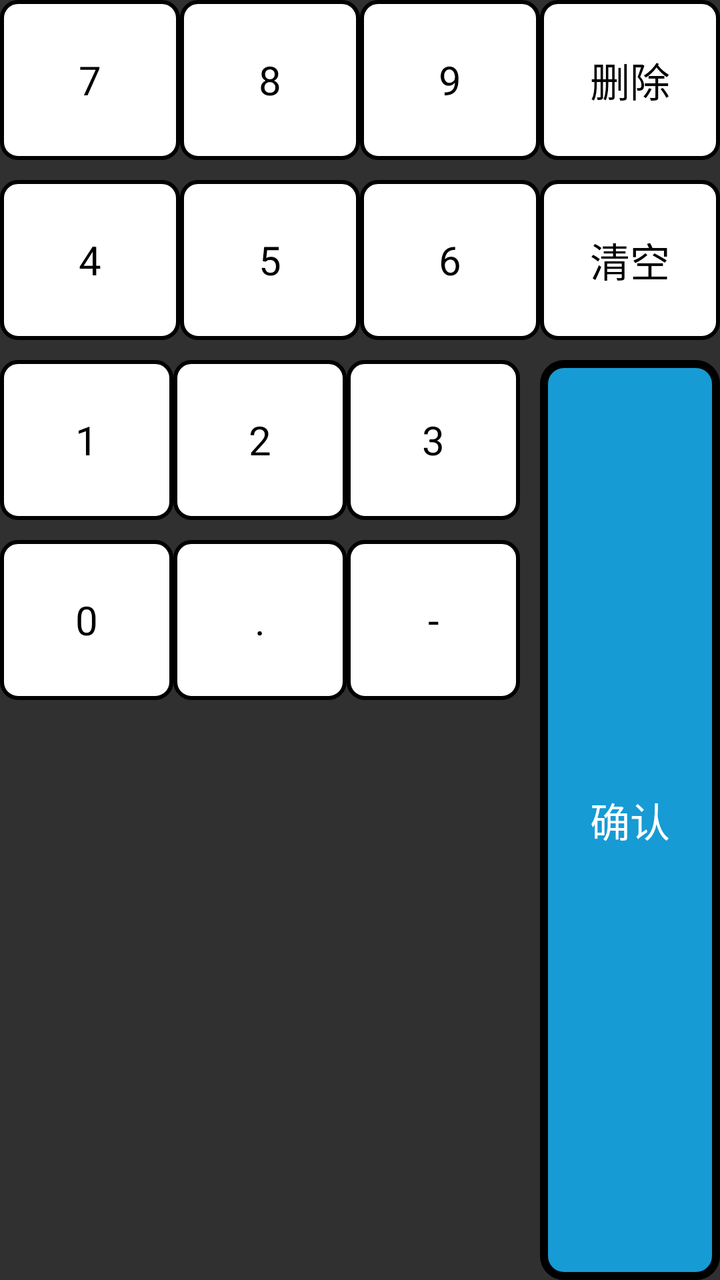
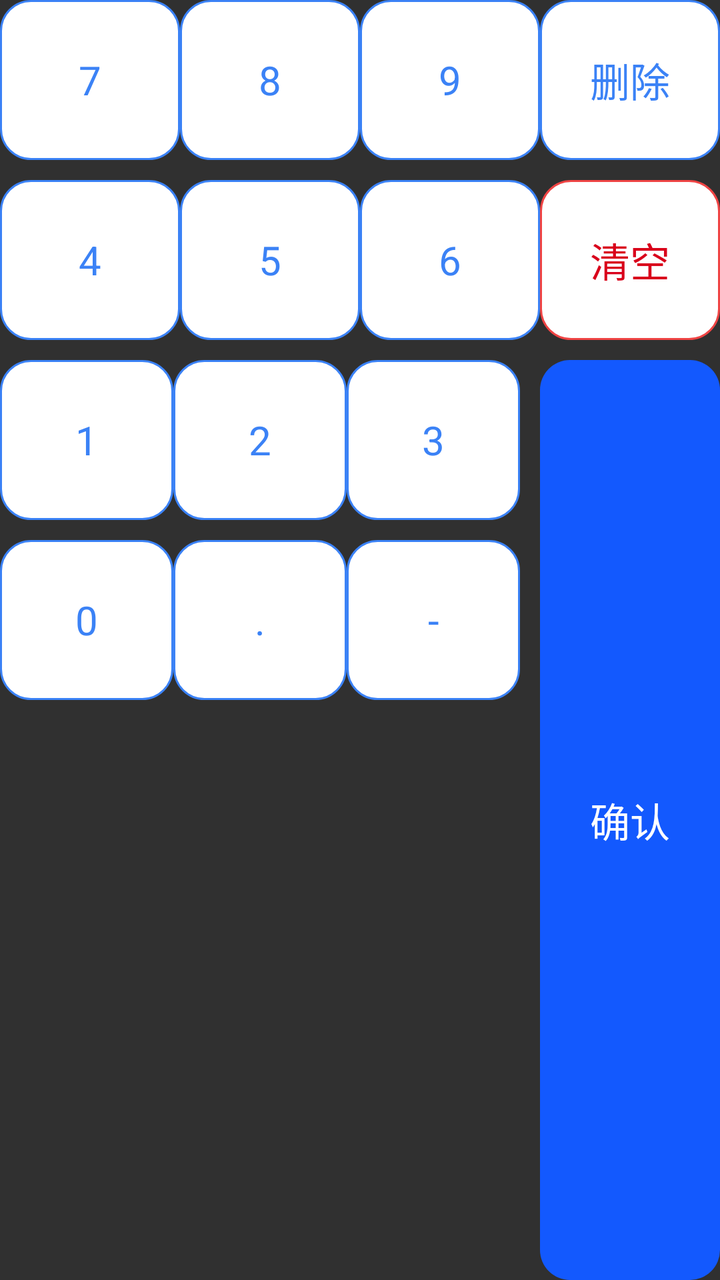

Before-and-after screenshots of an Android layout around one commit, followed by the original layout XML and the change that was made.
<!-- AndroidManifest.xml: application theme Base.Theme.UHMCS -->
<!-- res/layout/discount_keyboard.xml -->
<?xml version="1.0" encoding="utf-8"?>
<LinearLayout xmlns:android="http://schemas.android.com/apk/res/android"
    android:orientation="horizontal"
    android:layout_width="match_parent"
    android:layout_height="wrap_content"
    android:id="@+id/llkeyArea">

    <LinearLayout
        android:layout_width="0dp"
        android:layout_weight="3"
        android:layout_height="wrap_content"
        android:orientation="vertical">
        <LinearLayout
            android:tag="l"
            android:layout_width="match_parent"
            android:layout_height="80dp"
            android:orientation="horizontal">
            <TextView
                android:id="@+id/btn_7"
                android:layout_marginRight="@dimen/dp_10"
                android:layout_width="0dp"
                android:layout_height="match_parent"
                android:layout_weight="1"
                android:tag="7"
                android:text="7"
                android:gravity="center"
                android:background="@drawable/rounded_border"
                android:textSize="20dp"
                android:textColor="@color/black"/>
            <TextView
                android:layout_marginRight="@dimen/dp_10"
                android:layout_width="0dp"
                android:layout_height="match_parent"
                android:layout_weight="1"
                android:tag="8"
                android:text="8"
                android:gravity="center"
                android:background="@drawable/rounded_border"
                android:textSize="20dp"
                android:textColor="@color/black"/>
            <TextView
                android:layout_marginRight="@dimen/dp_10"
                android:layout_width="0dp"
                android:layout_height="match_parent"
                android:layout_weight="1"
                android:tag="9"
                android:text="9"
                android:gravity="center"
                android:background="@drawable/rounded_border"
                android:textSize="20dp"
                android:textColor="@color/black"/>
        </LinearLayout>
        <LinearLayout
            android:layout_marginTop="10dp"
            android:layout_width="match_parent"
            android:layout_height="80dp"
            android:orientation="horizontal">
            <TextView
                android:layout_marginRight="@dimen/dp_10"
                android:layout_width="0dp"
                android:layout_height="match_parent"
                android:layout_weight="1"
                android:tag="4"
                android:text="4"
                android:gravity="center"
                android:background="@drawable/rounded_border"
                android:textSize="20dp"
                android:textColor="@color/black"/>
            <TextView
                android:layout_marginRight="@dimen/dp_10"
                android:layout_width="0dp"
                android:layout_height="match_parent"
                android:layout_weight="1"
                android:tag="5"
                android:text="5"
                android:gravity="center"
                android:background="@drawable/rounded_border"
                android:textSize="20dp"
                android:textColor="@color/black"/>
            <TextView
                android:layout_marginRight="@dimen/dp_10"
                android:layout_width="0dp"
                android:layout_height="match_parent"
                android:layout_weight="1"
                android:tag="6"
                android:text="6"
                android:gravity="center"
                android:background="@drawable/rounded_border"
                android:textSize="20dp"
                android:textColor="@color/black"/>
        </LinearLayout>
        <LinearLayout
            android:layout_marginTop="10dp"
            android:layout_width="match_parent"
            android:layout_height="80dp"
            android:orientation="horizontal">
            <TextView
                android:layout_marginRight="@dimen/dp_10"
                android:layout_width="0dp"
                android:layout_height="match_parent"
                android:layout_weight="1"
                android:tag="1"
                android:text="1"
                android:gravity="center"
                android:background="@drawable/rounded_border"
                android:textSize="20dp"
                android:textColor="@color/black"/>
            <TextView
                android:layout_marginRight="@dimen/dp_10"
                android:layout_width="0dp"
                android:layout_height="match_parent"
                android:layout_weight="1"
                android:tag="2"
                android:text="2"
                android:gravity="center"
                android:background="@drawable/rounded_border"
                android:textSize="20dp"
                android:textColor="@color/black"/>
            <TextView
                android:layout_marginRight="10dp"
                android:layout_width="0dp"
                android:layout_height="match_parent"
                android:layout_weight="1"
                android:tag="3"
                android:text="3"
                android:gravity="center"
                android:background="@drawable/rounded_border"
                android:textSize="20dp"
                android:textColor="@color/black"/>

        </LinearLayout>
        <LinearLayout
            android:layout_marginTop="10dp"
            android:layout_width="match_parent"
            android:layout_height="80dp"
            android:orientation="horizontal">
            <TextView
                android:layout_marginRight="@dimen/dp_10"
                android:layout_width="0dp"
                android:layout_height="match_parent"
                android:layout_weight="1"
                android:tag="0"
                android:text="0"
                android:gravity="center"
                android:background="@drawable/rounded_border"
                android:textSize="20dp"
                android:textColor="@color/black"/>
            <TextView
                android:layout_marginRight="@dimen/dp_10"
                android:layout_width="0dp"
                android:layout_height="match_parent"
                android:layout_weight="1"
                android:tag="."
                android:text="."
                android:gravity="center"
                android:background="@drawable/rounded_border"
                android:textSize="20dp"
                android:textColor="@color/black"/>
            <TextView
                android:layout_marginRight="10dp"
                android:layout_width="0dp"
                android:layout_height="match_parent"
                android:layout_weight="1"
                android:tag="-"
                android:text="-"
                android:gravity="center"
                android:background="@drawable/rounded_border"
                android:textSize="20dp"
                android:textColor="@color/black"/>

        </LinearLayout>
    </LinearLayout>

    <LinearLayout
        android:layout_width="0dp"
        android:layout_height="match_parent"
        android:layout_weight="1"
        android:orientation="vertical">
        <TextView
            android:layout_width="match_parent"
            android:layout_height="80dp"
            android:tag="d"
            android:text="@string/delete"
            android:gravity="center"
            android:background="@drawable/rounded_border"
            android:textSize="20dp"
            android:textColor="@color/black"/>
        <TextView
            android:layout_marginTop="10dp"
            android:layout_width="match_parent"
            android:layout_height="80dp"
            android:tag="c"
            android:text="@string/clear"
            android:gravity="center"
            android:background="@drawable/rounded_border"
            android:textSize="20dp"
            android:textColor="@color/black"/>
        <TextView
            android:layout_marginTop="10dp"
            android:layout_width="match_parent"
            android:layout_height="170dp"
            android:layout_weight="1"
            android:textColor="@color/white"
            android:gravity="center"
            android:textSize="20dp"
            android:tag="submit"
            android:text="@string/confirm"
            android:background="@drawable/rounded_border1"/>
    </LinearLayout>






</LinearLayout>
<!-- resources referenced by this layout -->
<resources>
  <color name="black">#FF000000</color>
  <color name="white">#FFFFFFFF</color>
  <!-- drawable rounded_border (drawable) -->
  <shape xmlns:android="http://schemas.android.com/apk/res/android">
      <solid android:color="@color/white" /> 
      <corners android:radius="8dp" /> 
      <stroke android:width="2dp" android:color="@color/black" /> 
  </shape>
  <!-- drawable rounded_border1 (drawable) -->
  <shape xmlns:android="http://schemas.android.com/apk/res/android">
      <solid android:color="#169bd5" /> 
      <corners android:radius="10dp" /> 
      <stroke android:width="4dp" android:color="@color/black" /> 
  </shape>
  <string name="clear">清空</string>
  <string name="confirm">确认</string>
  <string name="delete">删除</string>
  <style name="Base.Theme.UHMCS" parent="Theme.AppCompat.NoActionBar">
          
          
          <item name="android:windowFullscreen">true</item>
          <item name="android:windowContentOverlay">@null</item>
          <item name="colorControlActivated">@color/black</item> 
  
  
  
  
      </style>
</resources>

<!-- the commit's change to res/layout/discount_keyboard.xml (unified diff, before → after) -->
@@ -1,5 +1,6 @@
 <?xml version="1.0" encoding="utf-8"?>
 <LinearLayout xmlns:android="http://schemas.android.com/apk/res/android"
+    xmlns:app="http://schemas.android.com/apk/res-auto"
     android:orientation="horizontal"
     android:layout_width="match_parent"
     android:layout_height="wrap_content"
@@ -10,11 +11,13 @@
         android:layout_weight="3"
         android:layout_height="wrap_content"
         android:orientation="vertical">
+
         <LinearLayout
             android:tag="l"
             android:layout_width="match_parent"
             android:layout_height="80dp"
             android:orientation="horizontal">
+
             <TextView
                 android:id="@+id/btn_7"
                 android:layout_marginRight="@dimen/dp_10"
@@ -24,9 +27,10 @@
                 android:tag="7"
                 android:text="7"
                 android:gravity="center"
-                android:background="@drawable/rounded_border"
-                android:textSize="20dp"
-                android:textColor="@color/black"/>
+                android:background="@drawable/num_btn_bg1"
+                android:textSize="20dp"
+                android:textColor="#FF3B82F6" />
+
             <TextView
                 android:layout_marginRight="@dimen/dp_10"
                 android:layout_width="0dp"
@@ -35,9 +39,10 @@
                 android:tag="8"
                 android:text="8"
                 android:gravity="center"
-                android:background="@drawable/rounded_border"
-                android:textSize="20dp"
-                android:textColor="@color/black"/>
+                android:background="@drawable/num_btn_bg1"
+                android:textSize="20dp"
+                android:textColor="#FF3B82F6" />
+
             <TextView
                 android:layout_marginRight="@dimen/dp_10"
                 android:layout_width="0dp"
@@ -46,15 +51,17 @@
                 android:tag="9"
                 android:text="9"
                 android:gravity="center"
-                android:background="@drawable/rounded_border"
-                android:textSize="20dp"
-                android:textColor="@color/black"/>
-        </LinearLayout>
-        <LinearLayout
-            android:layout_marginTop="10dp"
-            android:layout_width="match_parent"
-            android:layout_height="80dp"
-            android:orientation="horizontal">
+                android:background="@drawable/num_btn_bg1"
+                android:textSize="20dp"
+                android:textColor="#FF3B82F6" />
+        </LinearLayout>
+
+        <LinearLayout
+            android:layout_marginTop="10dp"
+            android:layout_width="match_parent"
+            android:layout_height="80dp"
+            android:orientation="horizontal">
+
             <TextView
                 android:layout_marginRight="@dimen/dp_10"
                 android:layout_width="0dp"
@@ -63,9 +70,10 @@
                 android:tag="4"
                 android:text="4"
                 android:gravity="center"
-                android:background="@drawable/rounded_border"
-                android:textSize="20dp"
-                android:textColor="@color/black"/>
+                android:background="@drawable/num_btn_bg1"
+                android:textSize="20dp"
+                android:textColor="#FF3B82F6" />
+
             <TextView
                 android:layout_marginRight="@dimen/dp_10"
                 android:layout_width="0dp"
@@ -74,9 +82,10 @@
                 android:tag="5"
                 android:text="5"
                 android:gravity="center"
-                android:background="@drawable/rounded_border"
-                android:textSize="20dp"
-                android:textColor="@color/black"/>
+                android:background="@drawable/num_btn_bg1"
+                android:textSize="20dp"
+                android:textColor="#FF3B82F6" />
+
             <TextView
                 android:layout_marginRight="@dimen/dp_10"
                 android:layout_width="0dp"
@@ -85,15 +94,17 @@
                 android:tag="6"
                 android:text="6"
                 android:gravity="center"
-                android:background="@drawable/rounded_border"
-                android:textSize="20dp"
-                android:textColor="@color/black"/>
-        </LinearLayout>
-        <LinearLayout
-            android:layout_marginTop="10dp"
-            android:layout_width="match_parent"
-            android:layout_height="80dp"
-            android:orientation="horizontal">
+                android:background="@drawable/num_btn_bg1"
+                android:textSize="20dp"
+                android:textColor="#FF3B82F6" />
+        </LinearLayout>
+
+        <LinearLayout
+            android:layout_marginTop="10dp"
+            android:layout_width="match_parent"
+            android:layout_height="80dp"
+            android:orientation="horizontal">
+
             <TextView
                 android:layout_marginRight="@dimen/dp_10"
                 android:layout_width="0dp"
@@ -102,9 +113,10 @@
                 android:tag="1"
                 android:text="1"
                 android:gravity="center"
-                android:background="@drawable/rounded_border"
-                android:textSize="20dp"
-                android:textColor="@color/black"/>
+                android:background="@drawable/num_btn_bg1"
+                android:textSize="20dp"
+                android:textColor="#FF3B82F6" />
+
             <TextView
                 android:layout_marginRight="@dimen/dp_10"
                 android:layout_width="0dp"
@@ -113,9 +125,10 @@
                 android:tag="2"
                 android:text="2"
                 android:gravity="center"
-                android:background="@drawable/rounded_border"
-                android:textSize="20dp"
-                android:textColor="@color/black"/>
+                android:background="@drawable/num_btn_bg1"
+                android:textSize="20dp"
+                android:textColor="#FF3B82F6" />
+
             <TextView
                 android:layout_marginRight="10dp"
                 android:layout_width="0dp"
@@ -124,16 +137,18 @@
                 android:tag="3"
                 android:text="3"
                 android:gravity="center"
-                android:background="@drawable/rounded_border"
-                android:textSize="20dp"
-                android:textColor="@color/black"/>
-
-        </LinearLayout>
-        <LinearLayout
-            android:layout_marginTop="10dp"
-            android:layout_width="match_parent"
-            android:layout_height="80dp"
-            android:orientation="horizontal">
+                android:background="@drawable/num_btn_bg1"
+                android:textSize="20dp"
+                android:textColor="#FF3B82F6" />
+
+        </LinearLayout>
+
+        <LinearLayout
+            android:layout_marginTop="10dp"
+            android:layout_width="match_parent"
+            android:layout_height="80dp"
+            android:orientation="horizontal">
+
             <TextView
                 android:layout_marginRight="@dimen/dp_10"
                 android:layout_width="0dp"
@@ -142,9 +157,10 @@
                 android:tag="0"
                 android:text="0"
                 android:gravity="center"
-                android:background="@drawable/rounded_border"
-                android:textSize="20dp"
-                android:textColor="@color/black"/>
+                android:background="@drawable/num_btn_bg1"
+                android:textSize="20dp"
+                android:textColor="#FF3B82F6" />
+
             <TextView
                 android:layout_marginRight="@dimen/dp_10"
                 android:layout_width="0dp"
@@ -153,9 +169,10 @@
                 android:tag="."
                 android:text="."
                 android:gravity="center"
-                android:background="@drawable/rounded_border"
-                android:textSize="20dp"
-                android:textColor="@color/black"/>
+                android:background="@drawable/num_btn_bg1"
+                android:textSize="20dp"
+                android:textColor="#FF3B82F6" />
+
             <TextView
                 android:layout_marginRight="10dp"
                 android:layout_width="0dp"
@@ -164,9 +181,9 @@
                 android:tag="-"
                 android:text="-"
                 android:gravity="center"
-                android:background="@drawable/rounded_border"
-                android:textSize="20dp"
-                android:textColor="@color/black"/>
+                android:background="@drawable/num_btn_bg1"
+                android:textSize="20dp"
+                android:textColor="#FF3B82F6" />
 
         </LinearLayout>
     </LinearLayout>
@@ -176,15 +193,16 @@
         android:layout_height="match_parent"
         android:layout_weight="1"
         android:orientation="vertical">
+
         <TextView
             android:layout_width="match_parent"
             android:layout_height="80dp"
             android:tag="d"
             android:text="@string/delete"
             android:gravity="center"
-            android:background="@drawable/rounded_border"
+            android:background="@drawable/num_btn_bg1"
             android:textSize="20dp"
-            android:textColor="@color/black"/>
+            android:textColor="#FF3B82F6" />
         <TextView
             android:layout_marginTop="10dp"
             android:layout_width="match_parent"
@@ -192,9 +210,9 @@
             android:tag="c"
             android:text="@string/clear"
             android:gravity="center"
-            android:background="@drawable/rounded_border"
+            android:background="@drawable/num_btn_bg3"
             android:textSize="20dp"
-            android:textColor="@color/black"/>
+            android:textColor="#FFD9001B" />
         <TextView
             android:layout_marginTop="10dp"
             android:layout_width="match_parent"
@@ -205,7 +223,7 @@
             android:textSize="20dp"
             android:tag="submit"
             android:text="@string/confirm"
-            android:background="@drawable/rounded_border1"/>
+            android:background="@drawable/num_btn_bg2"/>
     </LinearLayout>
 
 
<!-- resource entries referenced after the edit -->
@@ -2,18 +2,24 @@
 <resources>
   <color name="black">#FF000000</color>
   <color name="white">#FFFFFFFF</color>
-  <!-- drawable rounded_border (drawable) -->
-  <shape xmlns:android="http://schemas.android.com/apk/res/android">
-      <solid android:color="@color/white" /> 
-      <corners android:radius="8dp" /> 
-      <stroke android:width="2dp" android:color="@color/black" /> 
-  </shape>
-  <!-- drawable rounded_border1 (drawable) -->
-  <shape xmlns:android="http://schemas.android.com/apk/res/android">
-      <solid android:color="#169bd5" /> 
-      <corners android:radius="10dp" /> 
-      <stroke android:width="4dp" android:color="@color/black" /> 
-  </shape>
+  <!-- drawable num_btn_bg1 (drawable) -->
+  <?xml version="1.0" encoding="utf-8"?>
+  <selector xmlns:android="http://schemas.android.com/apk/res/android">
+      <item android:drawable="@drawable/blue_line4" android:state_pressed="true"/>
+      <item android:drawable="@drawable/blue_line3" android:state_pressed="false"/>
+  </selector>
+  <!-- drawable num_btn_bg2 (drawable) -->
+  <?xml version="1.0" encoding="utf-8"?>
+  <selector xmlns:android="http://schemas.android.com/apk/res/android">
+      <item android:drawable="@drawable/blue_bg11" android:state_pressed="true"/>
+      <item android:drawable="@drawable/blue_bg10" android:state_pressed="false"/>
+  </selector>
+  <!-- drawable num_btn_bg3 (drawable) -->
+  <?xml version="1.0" encoding="utf-8"?>
+  <selector xmlns:android="http://schemas.android.com/apk/res/android">
+      <item android:drawable="@drawable/red_line3" android:state_pressed="true"/>
+      <item android:drawable="@drawable/red_line2" android:state_pressed="false"/>
+  </selector>
   <string name="clear">清空</string>
   <string name="confirm">确认</string>
   <string name="delete">删除</string>
@@ -28,5 +34,101 @@
   
   
       </style>
+  <!-- drawable blue_line4 (drawable) -->
+  <?xml version="1.0" encoding="UTF-8"?>
+  <selector xmlns:android="http://schemas.android.com/apk/res/android">
+      <item >
+          <shape android:shape="rectangle">
+              <stroke android:width="1dp" android:color="#FF3B82F6" />
+              <solid android:color="#FFDEF1FF" />
+              <corners android:radius="15dp" />
+          </shape>
+      </item>
+  
+  
+  </selector>
+  <!-- drawable blue_line3 (drawable) -->
+  <?xml version="1.0" encoding="UTF-8"?>
+  <selector xmlns:android="http://schemas.android.com/apk/res/android">
+      <item >
+          <shape android:shape="rectangle">
+              <stroke android:width="1dp" android:color="#FF3B82F6" />
+              <solid android:color="#ffffffff" />
+              <corners android:radius="15dp" />
+          </shape>
+      </item>
+  
+  
+  </selector>
+  <!-- drawable blue_bg11 (drawable) -->
+  <?xml version="1.0" encoding="UTF-8"?>
+  <shape xmlns:android="http://schemas.android.com/apk/res/android"
+      android:shape="rectangle" >
+  
+      
+      <solid android:color="#FF0A46D4" />
+      
+  
+  
+      
+  
+      
+      <corners android:radius="15dp" />
+      
+  
+  
+  
+  
+  
+  
+  </shape>
+  <!-- drawable blue_bg10 (drawable) -->
+  <?xml version="1.0" encoding="UTF-8"?>
+  <shape xmlns:android="http://schemas.android.com/apk/res/android"
+      android:shape="rectangle" >
+  
+      
+      <solid android:color="#FF1359FE" />
+      
+  
+  
+      
+  
+      
+      <corners android:radius="15dp" />
+      
+  
+  
+  
+  
+  
+  
+  </shape>
+  <!-- drawable red_line3 (drawable) -->
+  <?xml version="1.0" encoding="UTF-8"?>
+  <selector xmlns:android="http://schemas.android.com/apk/res/android">
+      <item >
+          <shape android:shape="rectangle">
+              <stroke android:width="1dp" android:color="#ffef4444" />
+              <solid android:color="#fffff3f3" />
+              <corners android:radius="15dp" />
+          </shape>
+      </item>
+  
+  
+  </selector>
+  <!-- drawable red_line2 (drawable) -->
+  <?xml version="1.0" encoding="UTF-8"?>
+  <selector xmlns:android="http://schemas.android.com/apk/res/android">
+      <item >
+          <shape android:shape="rectangle">
+              <stroke android:width="1dp" android:color="#ffef4444" />
+              <solid android:color="#ffffffff" />
+              <corners android:radius="15dp" />
+          </shape>
+      </item>
+  
+  
+  </selector>
 </resources>
 
